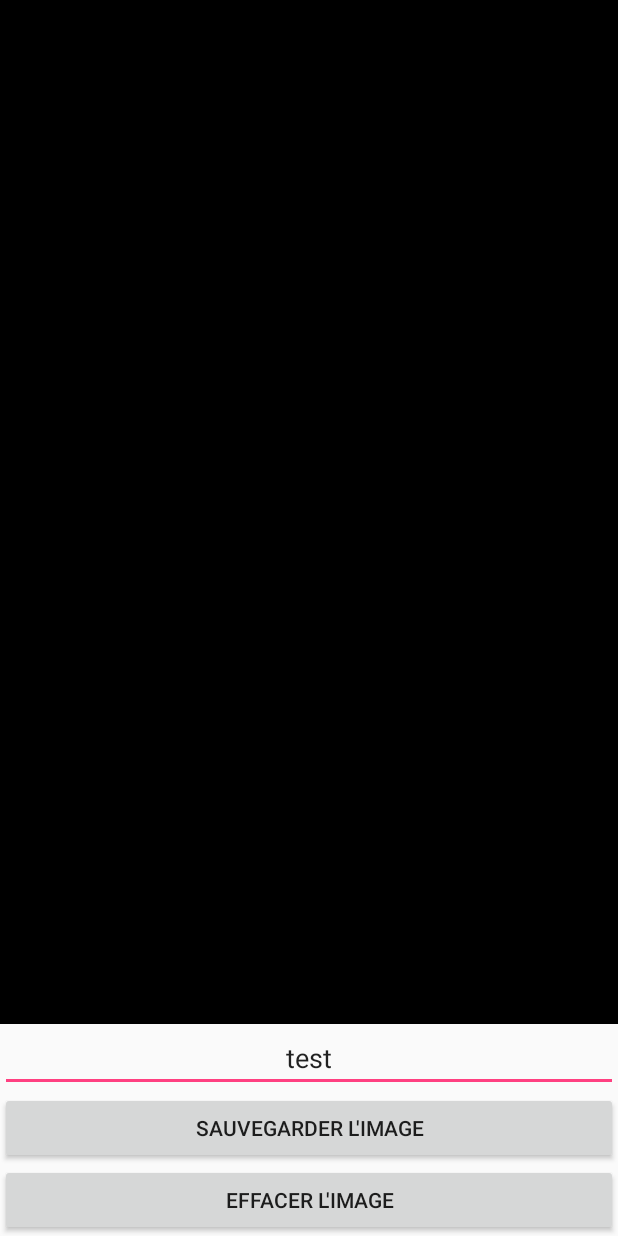
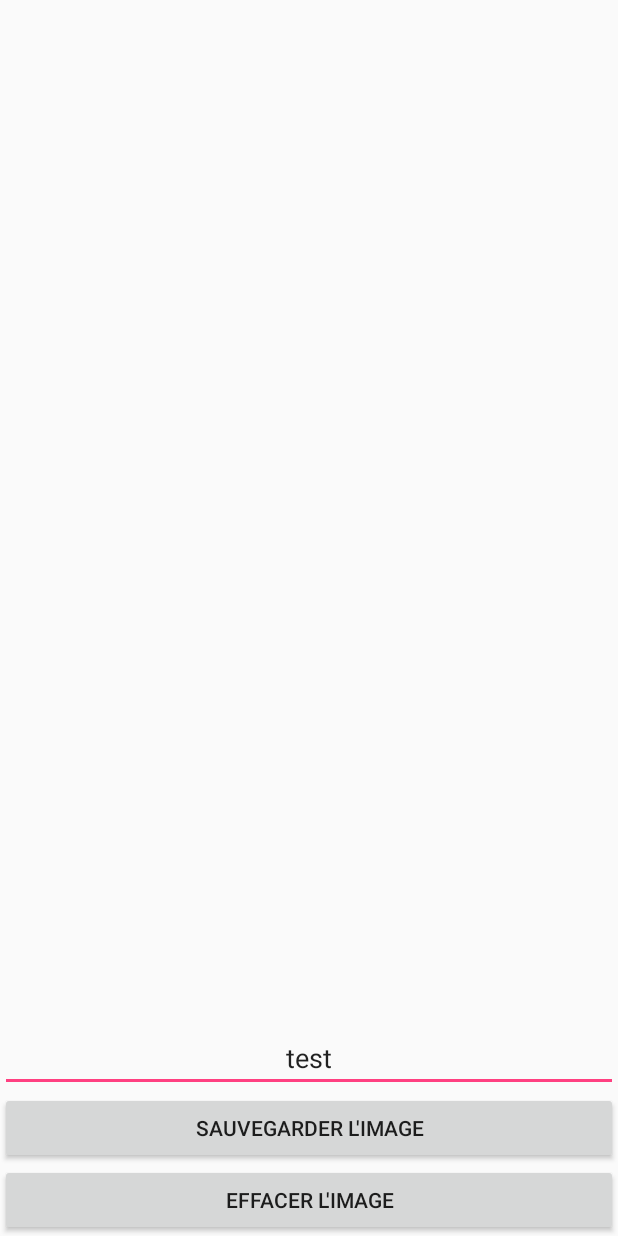
Before and after one commit to lezohtml/handwriting_recognition, an Android app: the screen it shows after launch (MainActivity), on a phone screen of 412 x 824 dp. Run offline under Robolectric (Android 15) with nearby library versions, the light colour scheme and no system bars; our stand-ins replace Volley.

Commit message:
Prise en compte de la nouvelle architecture du dépôt

```diff
--- a/interface_Android/app/src/main/java/com/example/etudiant/interfacesaisie/DrawingView.java
+++ b/interface_Android/app/src/main/java/com/example/etudiant/interfacesaisie/DrawingView.java
@@ -30,11 +30,11 @@ public class DrawingView extends View{
     private Paint mPaint;
     private boolean mDrawMode;
     private float mX, mY;
-    private float mPenSize = 10;
     private float mEraserSize = 10;
 	private int curw;
 	private int curh;
 
+	// constructeur en cascade pour pouvoir initialisé une instance meme à vide
     public DrawingView(Context c) {
         this(c, null);
     }
@@ -49,60 +49,92 @@ public class DrawingView extends View{
     }
 
     private void init() {
+		// initialisation du chemin qui stocke les points à dessiner
         mPath = new Path();
         mBitmapPaint = new Paint(Paint.DITHER_FLAG);
+
+		// initialisation du pinceau qui défini les propriétés du trait
         mPaint = new Paint();
         mPaint.setAntiAlias(true);
         mPaint.setDither(true);
-        mPaint.setColor(Color.WHITE);
+		// couleur du trait
+        mPaint.setColor(Color.BLACK);
+		// type de trait (STROKE pour ne dessiner que les contours, en opposition à FILL qui remplie la forme, FILL_AND_STROKE pour les deux)
         mPaint.setStyle(Paint.Style.STROKE);
+		// forme des contours (ROUND pour arrondie)
         mPaint.setStrokeJoin(Paint.Join.ROUND);
         mPaint.setStrokeCap(Paint.Cap.ROUND);
-        mPaint.setStrokeWidth(mPenSize);
+		// largeur du trait
+        mPaint.setStrokeWidth(10);
+
         mDrawMode = true;
         mPaint.setXfermode(new PorterDuffXfermode(PorterDuff.Mode.SCREEN));
     }
 
+	// evenement déclenché lors du redimensionnement de l'activité (meme le démarrage de l'application déclenche l'événement)
     @Override protected void onSizeChanged(int w, int h, int oldw, int oldh) {
+		// dimension actuelle gardé pour crée un nouveau Bitmap de meme dimension lors d'une remise à zéro
 		curw=w;
 		curh=h;
+
         super.onSizeChanged(w, h, oldw, oldh);
+		// si on a pas de Bitmap, on en crée un
         if (mBitmap == null) {
             mBitmap = Bitmap.createBitmap(w, h, Bitmap.Config.ARGB_8888);
         }
+		// affectation du Bitmap au Canva
         mCanvas = new Canvas(mBitmap);
-        mCanvas.drawColor(Color.BLACK);
+		// définition de la couleur de fond du Canva
+        mCanvas.drawColor(Color.TRANSPARENT);
     }
 
+	// evenement déclenché lors de l'affichage de l'activité
     @Override protected void onDraw(Canvas canvas) {
         super.onDraw(canvas);
+		// on dessine le Bitmap
         canvas.drawBitmap(mBitmap, 0, 0, mBitmapPaint);
+		// puis les points stocké dans mPath
         canvas.drawPath(mPath, mPaint);
     }
 
+	// Lors de l'appuie sur l'écran (on commence à toucher l'écran)
     private void touch_start(float x, float y) {
+		// un nouveau chemin est crée pour qu'il ne soit pas relié à celui qui l'avait été auparavent
         mPath.reset();
+		// on positione le début du nouveau chemin où on touche l'écran
         mPath.moveTo(x, y);
+		// on garde cette position
         mX = x;
         mY = y;
+		// et on dessine ce nouveau chemin
         mCanvas.drawPath(mPath, mPaint);
     }
 
+	// Lors d'un mouvement sur l'écran (on à déjà le doigt dessus et on le glisse sur l'écran)
     private void touch_move(float x, float y) {
+		// on récupère la différence de position depuis les dernières coordonées gardées
         float dx = Math.abs(x - mX);
         float dy = Math.abs(y - mY);
+		// si on s'est suffisament éloigné (pour ne garder que ce qui est visible et économiser de la mémoire, sinon stackoverflow et crash)
         if (dx >= TOUCH_TOLERANCE || dy >= TOUCH_TOLERANCE) {
+			// alors on ajoute la nouvelle position au chemin et on la garde
             mPath.quadTo(mX, mY, (x + mX) / 2, (y + mY) / 2);
             mX = x;
             mY = y;
         }
+		// puis on dessine ce nouveau chemin
         mCanvas.drawPath(mPath, mPaint);
     }
 
+	// Lors de l'arret de l'appuis sur l'écran (on retire le doigt de l'écran)
     private void touch_up() {
+		// on termine le chemin vers la dernière position gardé
         mPath.lineTo(mX, mY);
+		// on dessine le chemin
         mCanvas.drawPath(mPath, mPaint);
+		// et on en crée un nouveau
         mPath.reset();
+		// si en a le droit de dessiner
         if (mDrawMode) {
             mPaint.setXfermode(new PorterDuffXfermode(PorterDuff.Mode.SCREEN));
         } else {
@@ -110,10 +142,13 @@ public class DrawingView extends View{
         }
     }
 
+	// evenement lors d'une action sur l'écran
     @Override public boolean onTouchEvent(MotionEvent event) {
+		// position sur l'écran
         float x = event.getX();
         float y = event.getY();
         switch (event.getAction()) {
+			// on appuie sur l'écran
             case MotionEvent.ACTION_DOWN:
                 if (!mDrawMode) {
                     mPaint.setXfermode(new PorterDuffXfermode(PorterDuff.Mode.CLEAR));
@@ -122,7 +157,9 @@ public class DrawingView extends View{
                 }
                 touch_start(x, y);
                 invalidate();
-                break;
+			break;
+
+			// on glisse le doigt sur l'écran
             case MotionEvent.ACTION_MOVE:
                 touch_move(x, y);
                 if (!mDrawMode) {
@@ -132,36 +169,45 @@ public class DrawingView extends View{
                 }
                 mCanvas.drawPath(mPath, mPaint);
                 invalidate();
-                break;
+			break;
+
+			// on retire le doigt de l'écran
             case MotionEvent.ACTION_UP:
                 touch_up();
                 invalidate();
-                break;
+			break;
         }
         return true;
     }
 
-
-
-
+	// fonction de sauvegarde de l'image
     public boolean saveImage(String filePath, String filename, Bitmap.CompressFormat format,
                              int quality) throws Exception {
+		// si la qualité de compression est supérieur à 100 alors erreur
         if (quality > 100) {
             Log.d("saveImage", "quality cannot be greater that 100");
             return false;
         }
+
+		// création du fichier temporaire et du fichier de sortie
         File file;
         FileOutputStream out = null;
+
         try {
+			// compression en fonction du format d'image choisie
             switch (format) {
                 case PNG:
+					// initialisation d'un fichier qui se situera à filePath et à pour nom filename.png
                     file = new File(filePath, filename + ".png");
+					// initialisation d'un fichier de sortie qui sera file
                     out = new FileOutputStream(file);
+					// compression du Bitmap selon la qualité quality dans le fichier out
                     return mBitmap.compress(Bitmap.CompressFormat.PNG, quality, out);
                 case JPEG:
                     file = new File(filePath, filename + ".jpg");
                     out = new FileOutputStream(file);
                     return mBitmap.compress(Bitmap.CompressFormat.JPEG, quality, out);
+				// si le format n'est pas précisé, on compresse en PNG
                 default:
                     file = new File(filePath, filename + ".png");
                     out = new FileOutputStream(file);
@@ -181,11 +227,11 @@ public class DrawingView extends View{
         }
     }
 
+	// Crée un nouveau Canva, lui applique un nouveau Bitmap et force le rafraichissement de l'affichage
 	public void reset() {
 		mBitmap = Bitmap.createBitmap(curw, curh, Bitmap.Config.ARGB_8888);
 		mCanvas = new Canvas(mBitmap);
-		//mCanvas.drawColor(Color.TRANSPARENT);
-		mCanvas.drawColor(Color.BLACK);
+		mCanvas.drawColor(Color.TRANSPARENT);
 		invalidate();
 	}
 
--- a/interface_Android/app/src/main/java/com/example/etudiant/interfacesaisie/MySingleton.java
+++ b/interface_Android/app/src/main/java/com/example/etudiant/interfacesaisie/MySingleton.java
@@ -41,7 +41,6 @@ public class MySingleton {
     }
 
     public static synchronized MySingleton getInstance(Context context) {
-
         if (mInstance == null) {
             mInstance = new MySingleton(context);
         }
@@ -49,7 +48,6 @@ public class MySingleton {
     }
 
     public RequestQueue getRequestQueue() {
-
         if (mRequestQueue == null) {
             // getApplicationContext() is key, it keeps you from leaking the
             // Activity or BroadcastReceiver if someone passes one in.
```
Also changed, not shown: interface_Android/app/src/main/java/com/example/etudiant/interfacesaisie/MainActivity.java (+12 -8 lines), 2 other files. Lines whose indentation alone changed are shown as unchanged.
